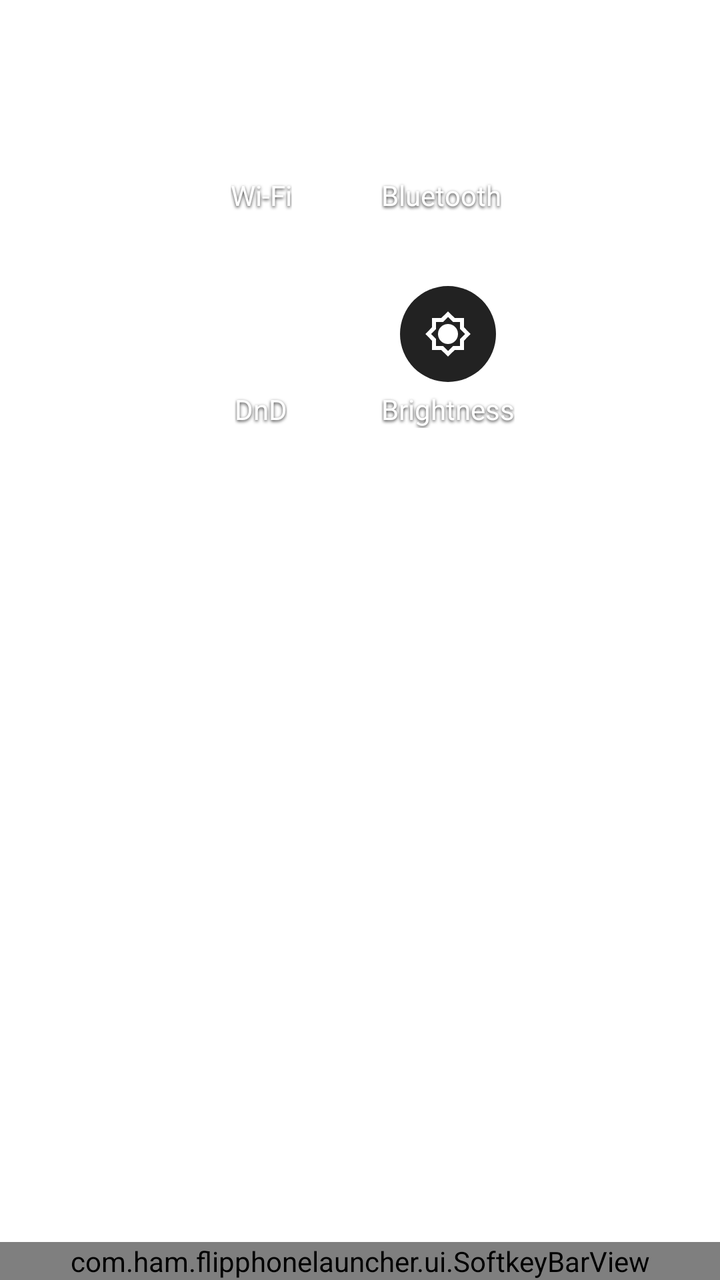
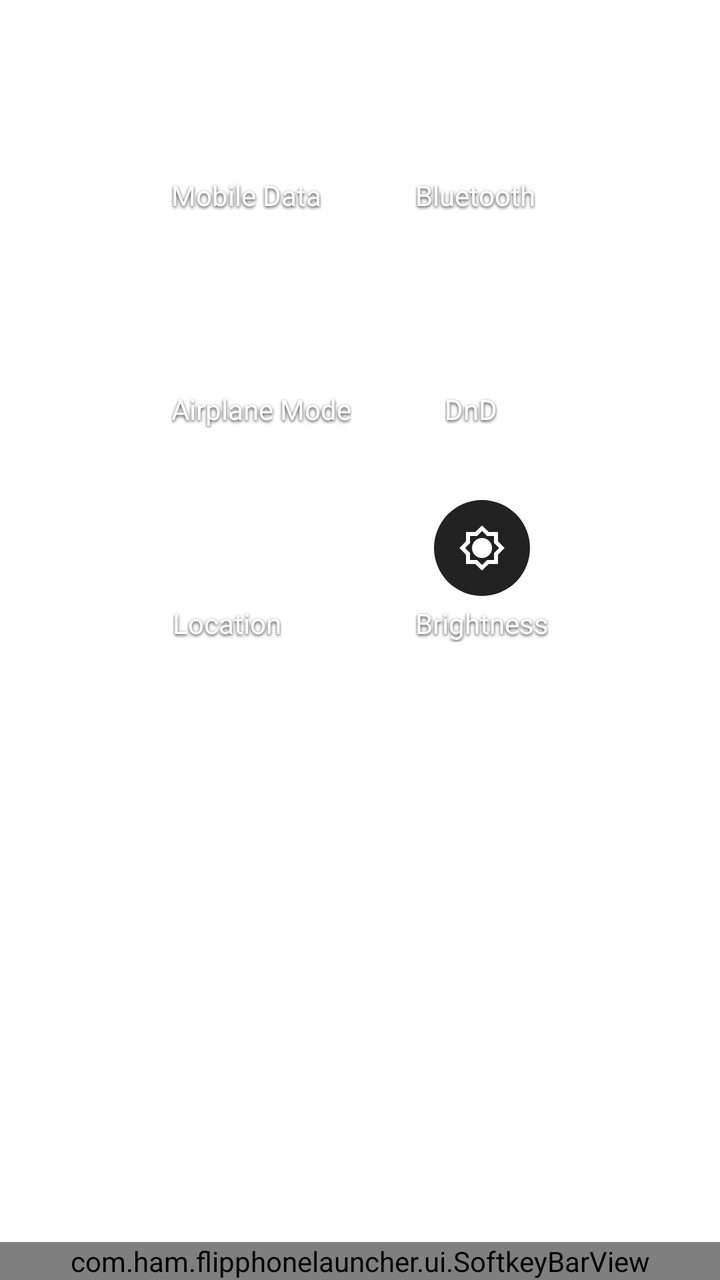

The first picture is an Android layout as it rendered before a commit; the second is the same layout after the commit. The layout source and the unified diff follow.
<!-- AndroidManifest.xml: application theme Theme.FlipPhoneLauncher -->
<!-- res/layout/fragment_shortcuts_menu.xml -->
<?xml version="1.0" encoding="utf-8"?>
<androidx.constraintlayout.widget.ConstraintLayout
    xmlns:android="http://schemas.android.com/apk/res/android"
    xmlns:app="http://schemas.android.com/apk/res-auto"
    xmlns:tools="http://schemas.android.com/tools"
    android:id="@+id/shortcuts_panel"
    android:layout_width="match_parent"
    android:layout_height="match_parent"
    android:paddingTop="16dp">


    <GridLayout
        android:id="@+id/shortcuts_grid"
        android:layout_width="wrap_content"
        android:layout_height="wrap_content"
        android:layout_gravity="center"
        android:alignmentMode="alignMargins"
        android:columnCount="2"
        android:rowCount="2"
        app:layout_constraintTop_toTopOf="parent"
        app:layout_constraintStart_toStartOf="parent"
        app:layout_constraintEnd_toEndOf="parent">

        <LinearLayout
            android:id="@+id/shortcut_wifi"
            android:layout_width="wrap_content"
            android:layout_height="wrap_content"
            android:orientation="vertical"
            android:gravity="center"
            android:layout_row="0"
            android:layout_column="0"
            android:layout_margin="16dp">
            <FrameLayout
                android:layout_width="56dp"
                android:layout_height="56dp">
                <ImageView
                    android:id="@+id/overlay_wifi"
                    android:layout_width="64dp"
                    android:layout_height="64dp"
                    android:layout_gravity="center"
                    android:src="@drawable/shortcut_focus_overlay_square"
                    android:visibility="gone" />
                <ImageButton
                    android:id="@+id/btn_wifi"
                    android:layout_width="48dp"
                    android:layout_height="48dp"
                    android:layout_gravity="center"
                    android:background="@drawable/circle_bg"
                    android:src="@drawable/ic_wifi"
                    android:contentDescription="@string/shortcut_wifi"
                    android:defaultFocusHighlightEnabled="false" />
            </FrameLayout>
            <TextView
                android:layout_width="wrap_content"
                android:layout_height="wrap_content"
                android:text="@string/shortcut_wifi"
                android:textColor="@android:color/white"
                android:textSize="14sp"
                android:shadowColor="#CC000000"
                android:shadowDx="0"
                android:shadowDy="2"
                android:shadowRadius="4" />
        </LinearLayout>

        <LinearLayout
            android:id="@+id/shortcut_bluetooth"
            android:layout_width="wrap_content"
            android:layout_height="wrap_content"
            android:orientation="vertical"
            android:gravity="center"
            android:layout_row="0"
            android:layout_column="1"
            android:layout_margin="16dp">
            <FrameLayout
                android:layout_width="56dp"
                android:layout_height="56dp">
                <ImageView
                    android:id="@+id/overlay_bluetooth"
                    android:layout_width="64dp"
                    android:layout_height="64dp"
                    android:layout_gravity="center"
                    android:src="@drawable/shortcut_focus_overlay_square"
                    android:visibility="gone" />
                <ImageButton
                    android:id="@+id/btn_bluetooth"
                    android:layout_width="48dp"
                    android:layout_height="48dp"
                    android:layout_gravity="center"
                    android:background="@drawable/circle_bg"
                    android:src="@drawable/ic_bluetooth"
                    android:contentDescription="@string/shortcut_bluetooth"
                    android:defaultFocusHighlightEnabled="false" />
            </FrameLayout>
            <TextView
                android:layout_width="wrap_content"
                android:layout_height="wrap_content"
                android:text="@string/shortcut_bluetooth"
                android:textColor="@android:color/white"
                android:textSize="14sp"
                android:shadowColor="#CC000000"
                android:shadowDx="0"
                android:shadowDy="2"
                android:shadowRadius="4" />
        </LinearLayout>

        <LinearLayout
            android:id="@+id/shortcut_dnd"
            android:layout_width="wrap_content"
            android:layout_height="wrap_content"
            android:orientation="vertical"
            android:gravity="center"
            android:layout_row="1"
            android:layout_column="0"
            android:layout_margin="16dp">
            <FrameLayout
                android:layout_width="56dp"
                android:layout_height="56dp">
                <ImageView
                    android:id="@+id/overlay_dnd"
                    android:layout_width="64dp"
                    android:layout_height="64dp"
                    android:layout_gravity="center"
                    android:src="@drawable/shortcut_focus_overlay_square"
                    android:visibility="gone" />
                <ImageButton
                    android:id="@+id/btn_dnd"
                    android:layout_width="48dp"
                    android:layout_height="48dp"
                    android:layout_gravity="center"
                    android:background="@drawable/circle_bg"
                    android:src="@drawable/ic_dnd"
                    android:contentDescription="@string/shortcut_dnd"
                    android:defaultFocusHighlightEnabled="false" />
            </FrameLayout>
            <TextView
                android:id="@+id/shortcut_dnd_label"
                android:layout_width="wrap_content"
                android:layout_height="wrap_content"
                android:text="@string/shortcut_dnd"
                android:textColor="@android:color/white"
                android:textSize="14sp"
                android:shadowColor="#CC000000"
                android:shadowDx="0"
                android:shadowDy="2"
                android:shadowRadius="4" />
        </LinearLayout>

        <LinearLayout
            android:id="@+id/shortcut_brightness"
            android:layout_width="wrap_content"
            android:layout_height="wrap_content"
            android:orientation="vertical"
            android:gravity="center"
            android:layout_row="1"
            android:layout_column="1"
            android:layout_margin="16dp">
            <FrameLayout
                android:layout_width="56dp"
                android:layout_height="56dp">
                <ImageView
                    android:id="@+id/overlay_brightness"
                    android:layout_width="64dp"
                    android:layout_height="64dp"
                    android:layout_gravity="center"
                    android:src="@drawable/shortcut_focus_overlay_square"
                    android:visibility="gone" />
                <ImageButton
                    android:id="@+id/btn_brightness"
                    android:layout_width="48dp"
                    android:layout_height="48dp"
                    android:layout_gravity="center"
                    android:background="@drawable/brightness_progress"
                    android:src="@drawable/ic_brightness"
                    android:contentDescription="@string/shortcut_brightness"
                    android:defaultFocusHighlightEnabled="false" />
            </FrameLayout>
            <TextView
                android:layout_width="wrap_content"
                android:layout_height="wrap_content"
                android:text="@string/shortcut_brightness"
                android:textColor="@android:color/white"
                android:textSize="14sp"
                android:shadowColor="#CC000000"
                android:shadowDx="0"
                android:shadowDy="2"
                android:shadowRadius="4" />
        </LinearLayout>

    </GridLayout>

    
    <com.ham.flipphonelauncher.ui.SoftkeyBarView
        android:id="@+id/softkey_bar"
        android:layout_width="match_parent"
        android:layout_height="wrap_content"
        app:layout_constraintBottom_toBottomOf="parent"
        app:layout_constraintStart_toStartOf="parent"
        app:layout_constraintEnd_toEndOf="parent" />


</androidx.constraintlayout.widget.ConstraintLayout>
<!-- resources referenced by this layout -->
<resources>
  <!-- drawable circle_bg (drawable) -->
  <?xml version="1.0" encoding="utf-8"?>
  <shape xmlns:android="http://schemas.android.com/apk/res/android"
      android:shape="oval">
      <solid android:color="#33FFFFFF" />
      <size android:width="56dp" android:height="56dp" />
  </shape>
  <!-- drawable ic_bluetooth (drawable) -->
  <vector xmlns:android="http://schemas.android.com/apk/res/android" android:height="24dp" android:tint="#ffffff" android:viewportHeight="24" android:viewportWidth="24" android:width="24dp">
        
      <path android:fillColor="@android:color/white" android:pathData="M17.71,7.71L12,2h-1v7.59L6.41,5 5,6.41 10.59,12 5,17.59 6.41,19 11,14.41L11,22h1l5.71,-5.71 -4.3,-4.29 4.3,-4.29zM13,5.83l1.88,1.88L13,9.59L13,5.83zM14.88,16.29L13,18.17v-3.76l1.88,1.88z"/>
      
  </vector>
  <!-- drawable ic_dnd (drawable) -->
  <?xml version="1.0" encoding="utf-8"?>
  <vector xmlns:android="http://schemas.android.com/apk/res/android"
      android:width="24dp"
      android:height="24dp"
      android:viewportWidth="24"
      android:viewportHeight="24">
      <path
          android:fillColor="#FFFFFF"
          android:pathData="M12,2A10,10 0 1,0 22,12A10,10 0 0,0 12,2ZM7,13v-2h10v2z"/>
  </vector>
  <!-- drawable ic_wifi (drawable) -->
  <vector xmlns:android="http://schemas.android.com/apk/res/android" android:height="24dp" android:tint="#FFFFFF" android:viewportHeight="960" android:viewportWidth="960" android:width="24dp">
        
      <path android:fillColor="@android:color/white" android:pathData="M109,429L24,344Q116,255 234,207.5Q352,160 480,160Q608,160 726,207.5Q844,255 936,344L851,429Q776,357 680,318.5Q584,280 480,280Q376,280 280,318.5Q184,357 109,429ZM278,598L194,514Q253,459 326.5,429.5Q400,400 480,400Q560,400 633.5,429.5Q707,459 766,514L682,598Q640,560 588.5,540Q537,520 480,520Q423,520 371.5,540Q320,560 278,598ZM480,800Q447,800 423.5,776.5Q400,753 400,720Q400,687 423.5,663.5Q447,640 480,640Q513,640 536.5,663.5Q560,687 560,720Q560,753 536.5,776.5Q513,800 480,800Z"/>
      
  </vector>
  <!-- drawable shortcut_focus_overlay_square (drawable) -->
  <?xml version="1.0" encoding="utf-8"?>
  <shape xmlns:android="http://schemas.android.com/apk/res/android" android:shape="rectangle">
      <solid android:color="#05b9e0" />
      <corners android:radius="18dp" />
      <size android:width="64dp" android:height="64dp" />
  </shape>
  <string name="shortcut_bluetooth">Bluetooth</string>
  <string name="shortcut_brightness">Brightness</string>
  <string name="shortcut_dnd">DnD</string>
  <string name="shortcut_wifi">Wi-Fi</string>
  <color name="purple_500">#FF6200EE</color>
  <color name="purple_700">#FF3700B3</color>
  <color name="white">#FFFFFFFF</color>
  <color name="teal_200">#FF03DAC5</color>
  <color name="teal_700">#FF018786</color>
  <color name="black">#FF000000</color>
  <!-- unchanged entries left out for length: 3 -->
</resources>

<!-- the commit's change to res/layout/fragment_shortcuts_menu.xml (unified diff, before → after) -->
@@ -16,13 +16,13 @@
         android:layout_gravity="center"
         android:alignmentMode="alignMargins"
         android:columnCount="2"
-        android:rowCount="2"
+        android:rowCount="3"
         app:layout_constraintTop_toTopOf="parent"
         app:layout_constraintStart_toStartOf="parent"
         app:layout_constraintEnd_toEndOf="parent">
 
         <LinearLayout
-            android:id="@+id/shortcut_wifi"
+            android:id="@+id/shortcut_mobile_data"
             android:layout_width="wrap_content"
             android:layout_height="wrap_content"
             android:orientation="vertical"
@@ -34,26 +34,26 @@
                 android:layout_width="56dp"
                 android:layout_height="56dp">
                 <ImageView
-                    android:id="@+id/overlay_wifi"
-                    android:layout_width="64dp"
-                    android:layout_height="64dp"
-                    android:layout_gravity="center"
-                    android:src="@drawable/shortcut_focus_overlay_square"
-                    android:visibility="gone" />
-                <ImageButton
-                    android:id="@+id/btn_wifi"
-                    android:layout_width="48dp"
-                    android:layout_height="48dp"
-                    android:layout_gravity="center"
-                    android:background="@drawable/circle_bg"
-                    android:src="@drawable/ic_wifi"
-                    android:contentDescription="@string/shortcut_wifi"
-                    android:defaultFocusHighlightEnabled="false" />
-            </FrameLayout>
-            <TextView
-                android:layout_width="wrap_content"
-                android:layout_height="wrap_content"
-                android:text="@string/shortcut_wifi"
+                    android:id="@+id/overlay_mobile_data"
+                    android:layout_width="64dp"
+                    android:layout_height="64dp"
+                    android:layout_gravity="center"
+                    android:src="@drawable/shortcut_focus_overlay_square"
+                    android:visibility="gone" />
+                <ImageButton
+                    android:id="@+id/btn_mobile_data"
+                    android:layout_width="48dp"
+                    android:layout_height="48dp"
+                    android:layout_gravity="center"
+                    android:background="@drawable/circle_bg"
+                    android:src="@drawable/ic_mobile_data"
+                    android:contentDescription="@string/shortcut_mobile_data"
+                    android:defaultFocusHighlightEnabled="false" />
+            </FrameLayout>
+            <TextView
+                android:layout_width="wrap_content"
+                android:layout_height="wrap_content"
+                android:text="@string/shortcut_mobile_data"
                 android:textColor="@android:color/white"
                 android:textSize="14sp"
                 android:shadowColor="#CC000000"
@@ -104,7 +104,7 @@
         </LinearLayout>
 
         <LinearLayout
-            android:id="@+id/shortcut_dnd"
+            android:id="@+id/shortcut_airplane_mode"
             android:layout_width="wrap_content"
             android:layout_height="wrap_content"
             android:orientation="vertical"
@@ -116,6 +116,47 @@
                 android:layout_width="56dp"
                 android:layout_height="56dp">
                 <ImageView
+                    android:id="@+id/overlay_airplane_mode"
+                    android:layout_width="64dp"
+                    android:layout_height="64dp"
+                    android:layout_gravity="center"
+                    android:src="@drawable/shortcut_focus_overlay_square"
+                    android:visibility="gone" />
+                <ImageButton
+                    android:id="@+id/btn_airplane_mode"
+                    android:layout_width="48dp"
+                    android:layout_height="48dp"
+                    android:layout_gravity="center"
+                    android:background="@drawable/circle_bg"
+                    android:src="@drawable/ic_airplane_mode"
+                    android:contentDescription="@string/shortcut_airplane_mode"
+                    android:defaultFocusHighlightEnabled="false" />
+            </FrameLayout>
+            <TextView
+                android:layout_width="wrap_content"
+                android:layout_height="wrap_content"
+                android:text="@string/shortcut_airplane_mode"
+                android:textColor="@android:color/white"
+                android:textSize="14sp"
+                android:shadowColor="#CC000000"
+                android:shadowDx="0"
+                android:shadowDy="2"
+                android:shadowRadius="4" />
+        </LinearLayout>
+
+        <LinearLayout
+            android:id="@+id/shortcut_dnd"
+            android:layout_width="wrap_content"
+            android:layout_height="wrap_content"
+            android:orientation="vertical"
+            android:gravity="center"
+            android:layout_row="1"
+            android:layout_column="1"
+            android:layout_margin="16dp">
+            <FrameLayout
+                android:layout_width="56dp"
+                android:layout_height="56dp">
+                <ImageView
                     android:id="@+id/overlay_dnd"
                     android:layout_width="64dp"
                     android:layout_height="64dp"
@@ -146,12 +187,53 @@
         </LinearLayout>
 
         <LinearLayout
+            android:id="@+id/shortcut_location"
+            android:layout_width="wrap_content"
+            android:layout_height="wrap_content"
+            android:orientation="vertical"
+            android:gravity="center"
+            android:layout_row="2"
+            android:layout_column="0"
+            android:layout_margin="16dp">
+            <FrameLayout
+                android:layout_width="56dp"
+                android:layout_height="56dp">
+                <ImageView
+                    android:id="@+id/overlay_location"
+                    android:layout_width="64dp"
+                    android:layout_height="64dp"
+                    android:layout_gravity="center"
+                    android:src="@drawable/shortcut_focus_overlay_square"
+                    android:visibility="gone" />
+                <ImageButton
+                    android:id="@+id/btn_location"
+                    android:layout_width="48dp"
+                    android:layout_height="48dp"
+                    android:layout_gravity="center"
+                    android:background="@drawable/circle_bg"
+                    android:src="@drawable/ic_location"
+                    android:contentDescription="@string/shortcut_location"
+                    android:defaultFocusHighlightEnabled="false" />
+            </FrameLayout>
+            <TextView
+                android:layout_width="wrap_content"
+                android:layout_height="wrap_content"
+                android:text="@string/shortcut_location"
+                android:textColor="@android:color/white"
+                android:textSize="14sp"
+                android:shadowColor="#CC000000"
+                android:shadowDx="0"
+                android:shadowDy="2"
+                android:shadowRadius="4" />
+        </LinearLayout>
+
+        <LinearLayout
             android:id="@+id/shortcut_brightness"
             android:layout_width="wrap_content"
             android:layout_height="wrap_content"
             android:orientation="vertical"
             android:gravity="center"
-            android:layout_row="1"
+            android:layout_row="2"
             android:layout_column="1"
             android:layout_margin="16dp">
             <FrameLayout
<!-- resource entries referenced after the edit -->
@@ -7,6 +7,17 @@
       <solid android:color="#33FFFFFF" />
       <size android:width="56dp" android:height="56dp" />
   </shape>
+  <!-- drawable ic_airplane_mode (drawable) -->
+  <vector xmlns:android="http://schemas.android.com/apk/res/android"
+      android:width="24dp"
+      android:height="24dp"
+      android:viewportWidth="24"
+      android:viewportHeight="24"
+      android:tint="#ffffff">
+      <path
+          android:fillColor="@android:color/white"
+          android:pathData="M21 16v-2l-8-5V3.5c0-.83-.67-1.5-1.5-1.5S10 2.67 10 3.5V9l-8 5v2l8-2.5V19l-2 1.5V22l3.5-1 3.5 1v-1.5L14 19v-5.5l8 2.5z" />
+  </vector>
   <!-- drawable ic_bluetooth (drawable) -->
   <vector xmlns:android="http://schemas.android.com/apk/res/android" android:height="24dp" android:tint="#ffffff" android:viewportHeight="24" android:viewportWidth="24" android:width="24dp">
         
@@ -24,11 +35,27 @@
           android:fillColor="#FFFFFF"
           android:pathData="M12,2A10,10 0 1,0 22,12A10,10 0 0,0 12,2ZM7,13v-2h10v2z"/>
   </vector>
-  <!-- drawable ic_wifi (drawable) -->
-  <vector xmlns:android="http://schemas.android.com/apk/res/android" android:height="24dp" android:tint="#FFFFFF" android:viewportHeight="960" android:viewportWidth="960" android:width="24dp">
-        
-      <path android:fillColor="@android:color/white" android:pathData="M109,429L24,344Q116,255 234,207.5Q352,160 480,160Q608,160 726,207.5Q844,255 936,344L851,429Q776,357 680,318.5Q584,280 480,280Q376,280 280,318.5Q184,357 109,429ZM278,598L194,514Q253,459 326.5,429.5Q400,400 480,400Q560,400 633.5,429.5Q707,459 766,514L682,598Q640,560 588.5,540Q537,520 480,520Q423,520 371.5,540Q320,560 278,598ZM480,800Q447,800 423.5,776.5Q400,753 400,720Q400,687 423.5,663.5Q447,640 480,640Q513,640 536.5,663.5Q560,687 560,720Q560,753 536.5,776.5Q513,800 480,800Z"/>
-      
+  <!-- drawable ic_location (drawable) -->
+  <vector xmlns:android="http://schemas.android.com/apk/res/android"
+      android:width="24dp"
+      android:height="24dp"
+      android:viewportWidth="24"
+      android:viewportHeight="24"
+      android:tint="#ffffff">
+      <path
+          android:fillColor="@android:color/white"
+          android:pathData="M12 2C8.13 2 5 5.13 5 9c0 5.25 7 13 7 13s7-7.75 7-13c0-3.87-3.13-7-7-7zm0 9.5c-1.38 0-2.5-1.12-2.5-2.5s1.12-2.5 2.5-2.5 2.5 1.12 2.5 2.5-1.12 2.5-2.5 2.5z" />
+  </vector>
+  <!-- drawable ic_mobile_data (drawable) -->
+  <vector xmlns:android="http://schemas.android.com/apk/res/android"
+      android:width="24dp"
+      android:height="24dp"
+      android:viewportWidth="24"
+      android:viewportHeight="24"
+      android:tint="#ffffff">
+      <path
+          android:fillColor="@android:color/white"
+          android:pathData="M16 17.01V10h-2v7.01h-3L15 21l4-3.99h-3zM9 3L5 6.99h3V14h2V6.99h3L9 3z" />
   </vector>
   <!-- drawable shortcut_focus_overlay_square (drawable) -->
   <?xml version="1.0" encoding="utf-8"?>
@@ -37,10 +64,12 @@
       <corners android:radius="18dp" />
       <size android:width="64dp" android:height="64dp" />
   </shape>
+  <string name="shortcut_airplane_mode">Airplane Mode</string>
   <string name="shortcut_bluetooth">Bluetooth</string>
   <string name="shortcut_brightness">Brightness</string>
   <string name="shortcut_dnd">DnD</string>
-  <string name="shortcut_wifi">Wi-Fi</string>
+  <string name="shortcut_location">Location</string>
+  <string name="shortcut_mobile_data">Mobile Data</string>
   <color name="purple_500">#FF6200EE</color>
   <color name="purple_700">#FF3700B3</color>
   <color name="white">#FFFFFFFF</color>
